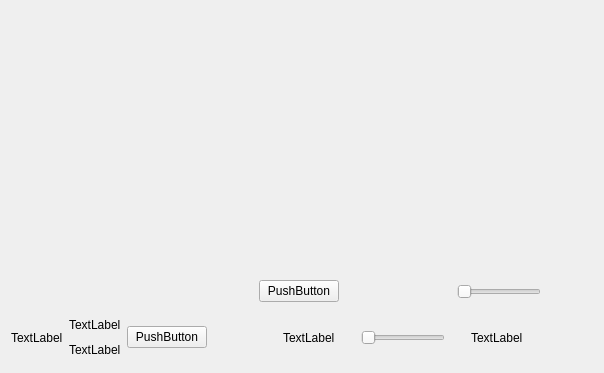
The window that dev/ui/music.ui (ledxdeliveryflopp/music_app) describes before a commit, drawn with Qt 5.
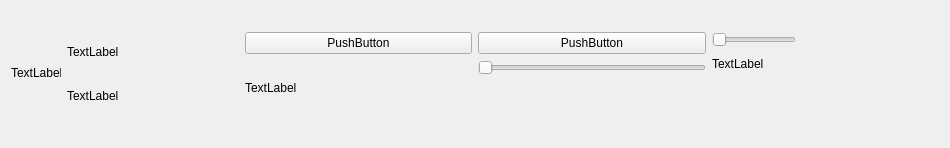
The same window after the commit.

What changed in the file:
```diff
--- a/dev/ui/music.ui
+++ b/dev/ui/music.ui
@@ -6,294 +6,104 @@
    <rect>
     <x>0</x>
     <y>0</y>
-    <width>604</width>
-    <height>373</height>
+    <width>950</width>
+    <height>148</height>
    </rect>
   </property>
+  <property name="sizePolicy">
+   <sizepolicy hsizetype="Fixed" vsizetype="Fixed">
+    <horstretch>0</horstretch>
+    <verstretch>0</verstretch>
+   </sizepolicy>
+  </property>
+  <property name="minimumSize">
+   <size>
+    <width>950</width>
+    <height>148</height>
+   </size>
+  </property>
+  <property name="maximumSize">
+   <size>
+    <width>950</width>
+    <height>148</height>
+   </size>
+  </property>
   <property name="windowTitle">
    <string>Form</string>
   </property>
   <layout class="QGridLayout" name="gridLayout_2">
-   <item row="1" column="0">
-    <layout class="QGridLayout" name="main_layout">
-     <item row="0" column="0">
-      <layout class="QVBoxLayout" name="time_play_layout">
+   <item row="0" column="0">
+    <layout class="QGridLayout" name="gridLayout">
+     <item row="0" column="2">
+      <layout class="QVBoxLayout" name="slider_layout">
        <item>
-        <layout class="QHBoxLayout" name="valume_play_layout">
+        <layout class="QVBoxLayout" name="verticalLayout">
          <item>
-          <layout class="QVBoxLayout" name="empty_layout">
-           <item>
-            <spacer name="verticalSpacer">
-             <property name="orientation">
-              <enum>Qt::Orientation::Vertical</enum>
-             </property>
-             <property name="sizeHint" stdset="0">
-              <size>
-               <width>20</width>
-               <height>40</height>
-              </size>
-             </property>
-            </spacer>
-           </item>
-           <item>
-            <layout class="QHBoxLayout" name="horizontalLayout_4">
-             <item>
-              <spacer name="horizontalSpacer_6">
-               <property name="orientation">
-                <enum>Qt::Orientation::Horizontal</enum>
-               </property>
-               <property name="sizeType">
-                <enum>QSizePolicy::Policy::MinimumExpanding</enum>
-               </property>
-               <property name="sizeHint" stdset="0">
-                <size>
-                 <width>170</width>
-                 <height>20</height>
-                </size>
-               </property>
-              </spacer>
-             </item>
-            </layout>
-           </item>
-          </layout>
-         </item>
-         <item>
-          <layout class="QVBoxLayout" name="play_button_layout">
-           <item>
-            <spacer name="verticalSpacer_2">
-             <property name="orientation">
-              <enum>Qt::Orientation::Vertical</enum>
-             </property>
-             <property name="sizeHint" stdset="0">
-              <size>
-               <width>20</width>
-               <height>40</height>
-              </size>
-             </property>
-            </spacer>
-           </item>
-           <item>
-            <layout class="QHBoxLayout" name="horizontalLayout_5">
-             <item>
-              <spacer name="horizontalSpacer_7">
-               <property name="orientation">
-                <enum>Qt::Orientation::Horizontal</enum>
-               </property>
-               <property name="sizeType">
-                <enum>QSizePolicy::Policy::MinimumExpanding</enum>
-               </property>
-               <property name="sizeHint" stdset="0">
-                <size>
-                 <width>60</width>
-                 <height>20</height>
-                </size>
-               </property>
-              </spacer>
-             </item>
-             <item>
-              <widget class="QPushButton" name="play_button">
-               <property name="text">
-                <string>PushButton</string>
-               </property>
-              </widget>
-             </item>
-             <item>
-              <spacer name="horizontalSpacer_8">
-               <property name="orientation">
-                <enum>Qt::Orientation::Horizontal</enum>
-               </property>
-               <property name="sizeType">
-                <enum>QSizePolicy::Policy::MinimumExpanding</enum>
-               </property>
-               <property name="sizeHint" stdset="0">
-                <size>
-                 <width>60</width>
-                 <height>20</height>
-                </size>
-               </property>
-              </spacer>
-             </item>
-            </layout>
-           </item>
-          </layout>
-         </item>
-         <item>
-          <layout class="QVBoxLayout" name="valume_layout">
-           <item>
-            <spacer name="verticalSpacer_3">
-             <property name="orientation">
-              <enum>Qt::Orientation::Vertical</enum>
-             </property>
-             <property name="sizeHint" stdset="0">
-              <size>
-               <width>20</width>
-               <height>40</height>
-              </size>
-             </property>
-            </spacer>
-           </item>
-           <item>
-            <layout class="QHBoxLayout" name="valume_slider_layout">
-             <item>
-              <spacer name="horizontalSpacer_2">
-               <property name="orientation">
-                <enum>Qt::Orientation::Horizontal</enum>
-               </property>
-               <property name="sizeType">
-                <enum>QSizePolicy::Policy::MinimumExpanding</enum>
-               </property>
-               <property name="sizeHint" stdset="0">
-                <size>
-                 <width>10</width>
-                 <height>20</height>
-                </size>
-               </property>
-              </spacer>
-             </item>
-             <item>
-              <widget class="QSlider" name="valume_slider">
-               <property name="sizePolicy">
-                <sizepolicy hsizetype="Fixed" vsizetype="Fixed">
-                 <horstretch>0</horstretch>
-                 <verstretch>0</verstretch>
-                </sizepolicy>
-               </property>
-               <property name="orientation">
-                <enum>Qt::Orientation::Horizontal</enum>
-               </property>
-              </widget>
-             </item>
-             <item>
-              <spacer name="horizontalSpacer_5">
-               <property name="orientation">
-                <enum>Qt::Orientation::Horizontal</enum>
-               </property>
-               <property name="sizeType">
-                <enum>QSizePolicy::Policy::MinimumExpanding</enum>
-               </property>
-               <property name="sizeHint" stdset="0">
-                <size>
-                 <width>10</width>
-                 <height>20</height>
-                </size>
-               </property>
-              </spacer>
-             </item>
-            </layout>
-           </item>
-          </layout>
-         </item>
-        </layout>
-       </item>
-       <item>
-        <spacer name="valume_time_layout_spacer_top">
-         <property name="orientation">
-          <enum>Qt::Orientation::Vertical</enum>
-         </property>
-         <property name="sizeType">
-          <enum>QSizePolicy::Policy::Fixed</enum>
-         </property>
-         <property name="sizeHint" stdset="0">
-          <size>
-           <width>20</width>
-           <height>10</height>
-          </size>
-         </property>
-        </spacer>
-       </item>
-       <item>
-        <layout class="QHBoxLayout" name="time_duration_layout">
-         <item>
-          <widget class="QLabel" name="image_label">
-           <property name="text">
-            <string>TextLabel</string>
-           </property>
-          </widget>
-         </item>
-         <item>
-          <layout class="QVBoxLayout" name="verticalLayout">
-           <item>
-            <widget class="QLabel" name="music_title">
-             <property name="text">
-              <string>TextLabel</string>
-             </property>
-            </widget>
-           </item>
-           <item>
-            <spacer name="verticalSpacer_4">
-             <property name="orientation">
-              <enum>Qt::Orientation::Vertical</enum>
-             </property>
-             <property name="sizeType">
-              <enum>QSizePolicy::Policy::Minimum</enum>
-             </property>
-             <property name="sizeHint" stdset="0">
-              <size>
-               <width>20</width>
-               <height>5</height>
-              </size>
-             </property>
-            </spacer>
-           </item>
-           <item>
-            <widget class="QLabel" name="music_authors">
-             <property name="text">
-              <string>TextLabel</string>
-             </property>
-            </widget>
-           </item>
-          </layout>
-         </item>
-         <item>
-          <widget class="QPushButton" name="add_favorite_button">
+          <widget class="QPushButton" name="play_button">
            <property name="text">
             <string>PushButton</string>
            </property>
           </widget>
          </item>
+        </layout>
+       </item>
+       <item>
+        <widget class="QSlider" name="music_duration_slider">
+         <property name="sizePolicy">
+          <sizepolicy hsizetype="Preferred" vsizetype="Fixed">
+           <horstretch>0</horstretch>
+           <verstretch>0</verstretch>
+          </sizepolicy>
+         </property>
+         <property name="orientation">
+          <enum>Qt::Orientation::Horizontal</enum>
+         </property>
+        </widget>
+       </item>
+       <item>
+        <spacer name="verticalSpacer_2">
+         <property name="orientation">
+          <enum>Qt::Orientation::Vertical</enum>
+         </property>
+         <property name="sizeType">
+          <enum>QSizePolicy::Policy::Fixed</enum>
+         </property>
+         <property name="sizeHint" stdset="0">
+          <size>
+           <width>20</width>
+           <height>40</height>
+          </size>
+         </property>
+        </spacer>
+       </item>
+      </layout>
+     </item>
+     <item row="0" column="1">
+      <layout class="QVBoxLayout" name="text_current_duration_layout">
+       <item alignment="">
+        <widget class="QPushButton" name="loop_button">
+         <property name="text">
+          <string>PushButton</string>
+         </property>
+        </widget>
+       </item>
+       <item alignment="">
+        <widget class="QLabel" name="current_duration">
+         <property name="text">
+          <string>TextLabel</string>
+         </property>
+        </widget>
+       </item>
+      </layout>
+     </item>
+     <item row="0" column="3">
+      <layout class="QVBoxLayout" name="verticalLayout_3">
+       <item>
+        <layout class="QVBoxLayout" name="volume_slider_layout">
          <item>
-          <spacer name="horizontalSpacer">
-           <property name="orientation">
-            <enum>Qt::Orientation::Horizontal</enum>
-           </property>
-           <property name="sizeType">
-            <enum>QSizePolicy::Policy::Expanding</enum>
-           </property>
-           <property name="sizeHint" stdset="0">
-            <size>
-             <width>10</width>
-             <height>20</height>
-            </size>
-           </property>
-          </spacer>
-         </item>
-         <item>
-          <widget class="QLabel" name="current_music_time">
-           <property name="text">
-            <string>TextLabel</string>
-           </property>
-          </widget>
-         </item>
-         <item>
-          <spacer name="current_music_time_spacer">
-           <property name="orientation">
-            <enum>Qt::Orientation::Horizontal</enum>
-           </property>
-           <property name="sizeType">
-            <enum>QSizePolicy::Policy::Fixed</enum>
-           </property>
-           <property name="sizeHint" stdset="0">
-            <size>
-             <width>20</width>
-             <height>20</height>
-            </size>
-           </property>
-          </spacer>
-         </item>
-         <item>
-          <widget class="QSlider" name="time_slider">
+          <widget class="QSlider" name="valume_slider">
            <property name="sizePolicy">
-            <sizepolicy hsizetype="MinimumExpanding" vsizetype="Fixed">
+            <sizepolicy hsizetype="Fixed" vsizetype="Fixed">
              <horstretch>0</horstretch>
              <verstretch>0</verstretch>
             </sizepolicy>
@@ -303,22 +113,10 @@
            </property>
           </widget>
          </item>
-         <item>
-          <spacer name="music_duration_spacer">
-           <property name="orientation">
-            <enum>Qt::Orientation::Horizontal</enum>
-           </property>
-           <property name="sizeType">
-            <enum>QSizePolicy::Policy::Fixed</enum>
-           </property>
-           <property name="sizeHint" stdset="0">
-            <size>
-             <width>20</width>
-             <height>20</height>
-            </size>
-           </property>
-          </spacer>
-         </item>
+        </layout>
+       </item>
+       <item>
+        <layout class="QHBoxLayout" name="duration_layout">
          <item>
           <widget class="QLabel" name="music_duration">
            <property name="text">
@@ -326,23 +124,10 @@
            </property>
           </widget>
          </item>
-         <item>
-          <spacer name="horizontalSpacer_3">
-           <property name="orientation">
-            <enum>Qt::Orientation::Horizontal</enum>
-           </property>
-           <property name="sizeHint" stdset="0">
-            <size>
-             <width>40</width>
-             <height>20</height>
-            </size>
-           </property>
-          </spacer>
-         </item>
         </layout>
        </item>
        <item>
-        <spacer name="time_layout_spacer_buttom">
+        <spacer name="verticalSpacer">
          <property name="orientation">
           <enum>Qt::Orientation::Vertical</enum>
          </property>
@@ -352,13 +137,44 @@
          <property name="sizeHint" stdset="0">
           <size>
            <width>20</width>
-           <height>5</height>
+           <height>40</height>
           </size>
          </property>
         </spacer>
        </item>
       </layout>
      </item>
+     <item row="0" column="0">
+      <layout class="QGridLayout" name="music_data_layout">
+       <item row="0" column="1">
+        <widget class="QLabel" name="music_title">
+         <property name="text">
+          <string>TextLabel</string>
+         </property>
+        </widget>
+       </item>
+       <item row="1" column="1">
+        <widget class="QLabel" name="authors_label">
+         <property name="text">
+          <string>TextLabel</string>
+         </property>
+        </widget>
+       </item>
+       <item row="0" column="0" rowspan="2">
+        <widget class="QLabel" name="music_cover">
+         <property name="maximumSize">
+          <size>
+           <width>50</width>
+           <height>50</height>
+          </size>
+         </property>
+         <property name="text">
+          <string>TextLabel</string>
+         </property>
+        </widget>
+       </item>
+      </layout>
+     </item>
     </layout>
    </item>
   </layout>
```
Left out of the diff: 4 changed lines with no effect on the pictures.
